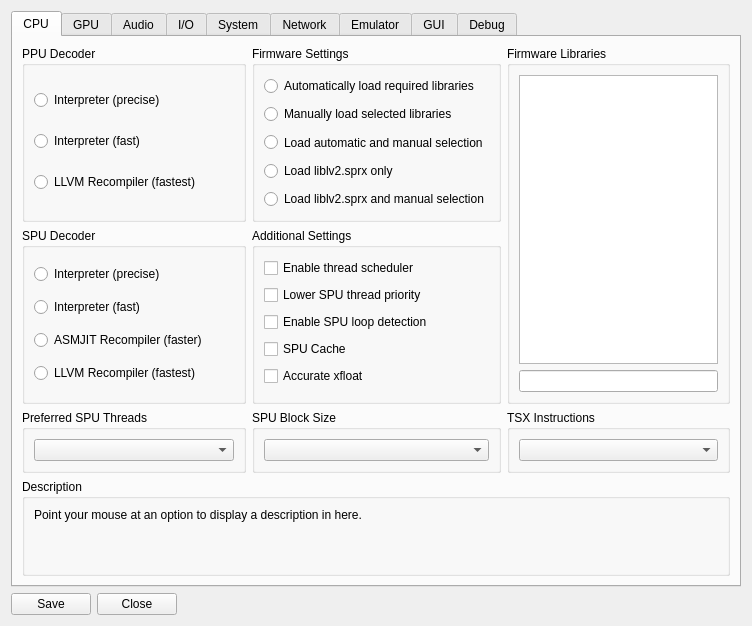
This is rpcs3/rpcs3qt/settings_dialog.ui in RPCS3/rpcs3 as Qt 5 draws it before an edit. The edited form follows.
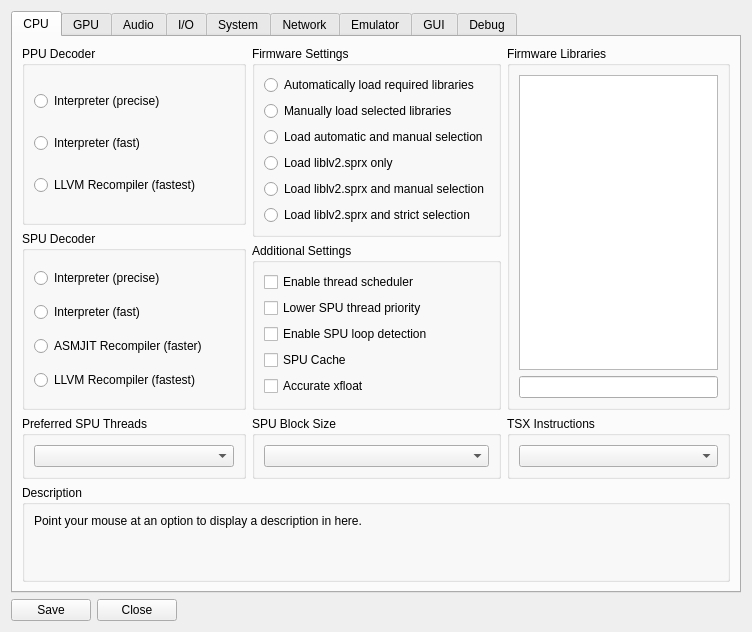
This is the edited form. Icons and pictures are not drawn.

Commit message: Implement lib_loading_type::liblv2list

Diff of the .ui file:
```diff
--- a/rpcs3/rpcs3qt/settings_dialog.ui
+++ b/rpcs3/rpcs3qt/settings_dialog.ui
@@ -213,6 +213,19 @@
                 </property>
                </widget>
               </item>
+              <item>
+               <widget class="QRadioButton" name="lib_lv2l">
+                <property name="sizePolicy">
+                 <sizepolicy hsizetype="Expanding" vsizetype="Preferred">
+                  <horstretch>0</horstretch>
+                  <verstretch>0</verstretch>
+                 </sizepolicy>
+                </property>
+                <property name="text">
+                 <string>Load liblv2.sprx and strict selection</string>
+                </property>
+               </widget>
+              </item>
              </layout>
             </widget>
            </item>
```
The commit also changes 5 other files.
